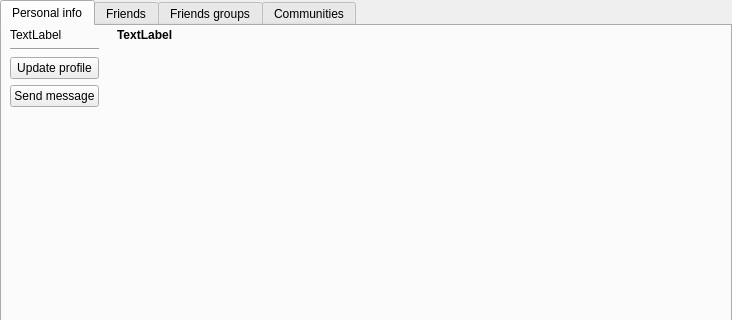
Qt form src/plugins/blogique/plugins/metida/profilewidget.ui (0xd34df00d/leechcraft) before a commit; both pictures show x 0 to 732 and y 0 to 320 of the 732 by 565 pixel window.
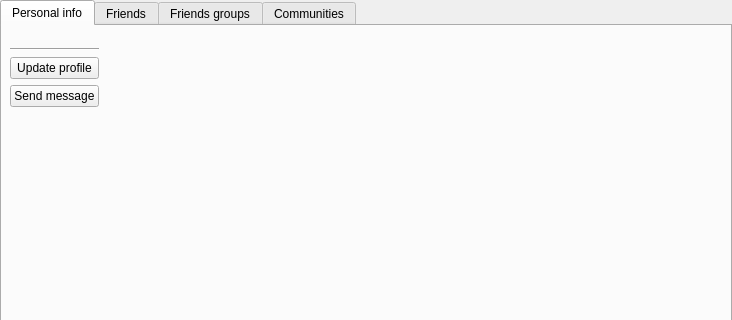
The same form after that commit. Icons and pictures are not drawn.

```diff
--- a/src/plugins/blogique/plugins/metida/profilewidget.ui
+++ b/src/plugins/blogique/plugins/metida/profilewidget.ui
@@ -47,7 +47,7 @@
          <item>
           <widget class="QLabel" name="JournalPic_">
            <property name="text">
-            <string>TextLabel</string>
+            <string/>
            </property>
           </widget>
          </item>
@@ -104,7 +104,7 @@
             </font>
            </property>
            <property name="text">
-            <string>TextLabel</string>
+            <string/>
            </property>
           </widget>
          </item>
```
